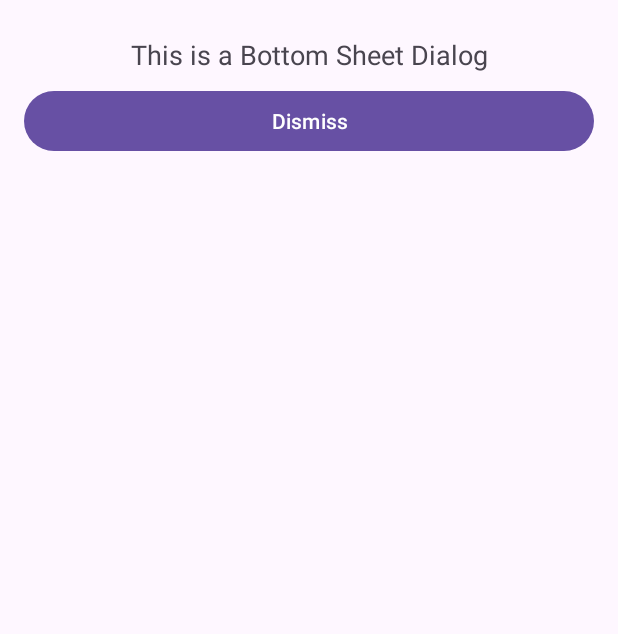
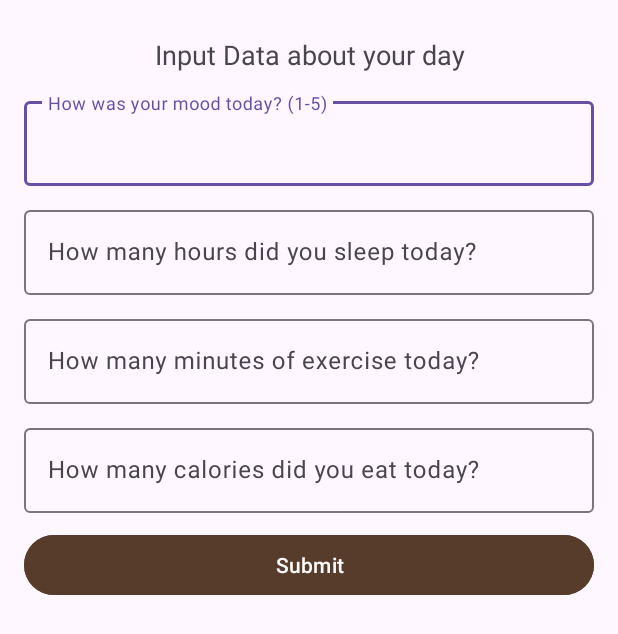
Before and after one commit to Matbenhou/Totorogatchi, an Android app: the layout data_entry_bottom_sheet.xml on its own in the app's theme, with its tools: preview values and no code run, on a phone screen of 412 x 824 dp. Shown: the top 634 px of the screen. Run offline under Robolectric (Android 15) with nearby library versions, the phone set to English and light mode, and no system bars.

Commit message:
Added the AddData bottom sheet and the DailyDataHandler

```diff
--- /dev/null
+++ b/app/src/main/java/com/example/myapplication/dataManager/BarHandler.kt
@@ -0,0 +1,4 @@
+package com.example.myapplication.dataManager
+
+class BarHandler {
+}
--- a/app/src/main/java/com/example/myapplication/dataManager/DailyData.kt
+++ b/app/src/main/java/com/example/myapplication/dataManager/DailyData.kt
@@ -11,5 +11,7 @@ data class DailyData(
     @ColumnInfo val date: String,
     @ColumnInfo val mood: Int,  // Scale from 1-5
     @ColumnInfo val sleepHours: Float,
-    @ColumnInfo val exerciseMinutes: Int
+    @ColumnInfo val exerciseMinutes: Int,
+    @ColumnInfo val foodCalories: Int
+
 )
--- a/app/src/main/res/layout/activity_main.xml
+++ b/app/src/main/res/layout/activity_main.xml
@@ -26,7 +26,6 @@
         android:layout_height="120dp"
         android:layout_centerHorizontal="true"
         android:layout_margin="10dp"
-
         android:alpha="1"
         >
 
--- a/app/src/main/res/layout/data_entry_bottom_sheet.xml
+++ b/app/src/main/res/layout/data_entry_bottom_sheet.xml
@@ -4,18 +4,80 @@
     android:orientation="vertical"
     android:padding="16dp">
 
+
     <TextView
         android:id="@+id/bottomSheetText"
         android:layout_width="match_parent"
         android:layout_height="wrap_content"
-        android:text="This is a Bottom Sheet Dialog"
+        android:text="Input Data about your day"
         android:textSize="18sp"
         android:padding="8dp"
         android:gravity="center" />
-
-    <Button
+    <com.google.android.material.textfield.TextInputLayout
         android:layout_width="match_parent"
         android:layout_height="wrap_content"
-        android:text="Dismiss"
-        android:onClick="dismissBottomSheet" />
+        android:layout_marginVertical="5sp"
+        >
+
+        <com.google.android.material.textfield.TextInputEditText
+            android:id="@+id/moodInput"
+            android:layout_width="match_parent"
+            android:layout_height="wrap_content"
+            android:hint="How was your mood today? (1-5)">
+        </com.google.android.material.textfield.TextInputEditText>
+
+    </com.google.android.material.textfield.TextInputLayout>
+
+    <com.google.android.material.textfield.TextInputLayout
+        android:layout_width="match_parent"
+        android:layout_height="wrap_content"
+        android:layout_marginVertical="5sp">
+
+        <com.google.android.material.textfield.TextInputEditText
+            android:id="@+id/sleepInput"
+            android:layout_width="match_parent"
+            android:layout_height="wrap_content"
+            android:hint="How many hours did you sleep today?">
+        </com.google.android.material.textfield.TextInputEditText>
+
+    </com.google.android.material.textfield.TextInputLayout>
+
+    <com.google.android.material.textfield.TextInputLayout
+        android:layout_width="match_parent"
+        android:layout_height="wrap_content"
+        android:layout_marginVertical="5sp">
+
+        <com.google.android.material.textfield.TextInputEditText
+            android:id="@+id/exerciseInput"
+            android:layout_width="match_parent"
+            android:layout_height="wrap_content"
+            android:hint="How many minutes of exercise today?">
+        </com.google.android.material.textfield.TextInputEditText>
+
+    </com.google.android.material.textfield.TextInputLayout>
+
+    <com.google.android.material.textfield.TextInputLayout
+        android:layout_width="match_parent"
+        android:layout_height="wrap_content"
+        android:layout_marginVertical="5sp">
+
+        <com.google.android.material.textfield.TextInputEditText
+            android:id="@+id/foodInput"
+            android:layout_width="match_parent"
+            android:layout_height="wrap_content"
+            android:hint="How many calories did you eat today?">
+        </com.google.android.material.textfield.TextInputEditText>
+
+    </com.google.android.material.textfield.TextInputLayout>
+
+    <com.google.android.material.button.MaterialButton
+        android:layout_width="match_parent"
+        android:layout_height="wrap_content"
+        android:layout_marginVertical="5sp"
+        android:backgroundTint="@color/addButtonBaseColor"
+        android:text="Submit"
+        android:onClick="dismissBottomSheet">
+
+    </com.google.android.material.button.MaterialButton>
+
 </LinearLayout>
```
Also changed, not shown: app/src/main/java/com/example/myapplication/MainActivity.kt (+1 -49 lines), app/src/main/java/com/example/myapplication/NewDataEntry.kt (+27 -2 lines), app/src/main/java/com/example/myapplication/dataManager/DailyDataHandler.kt (added, +46 -0 lines), app/src/main/res/drawable/low_opacity_curved_background_box.xml (added, +13 -0 lines).
